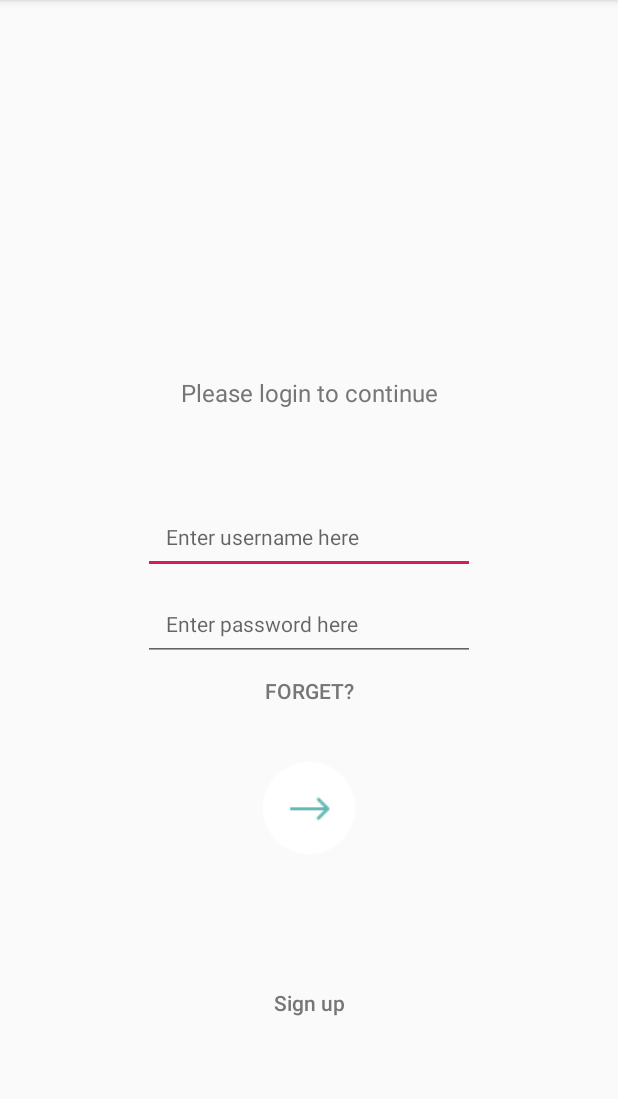
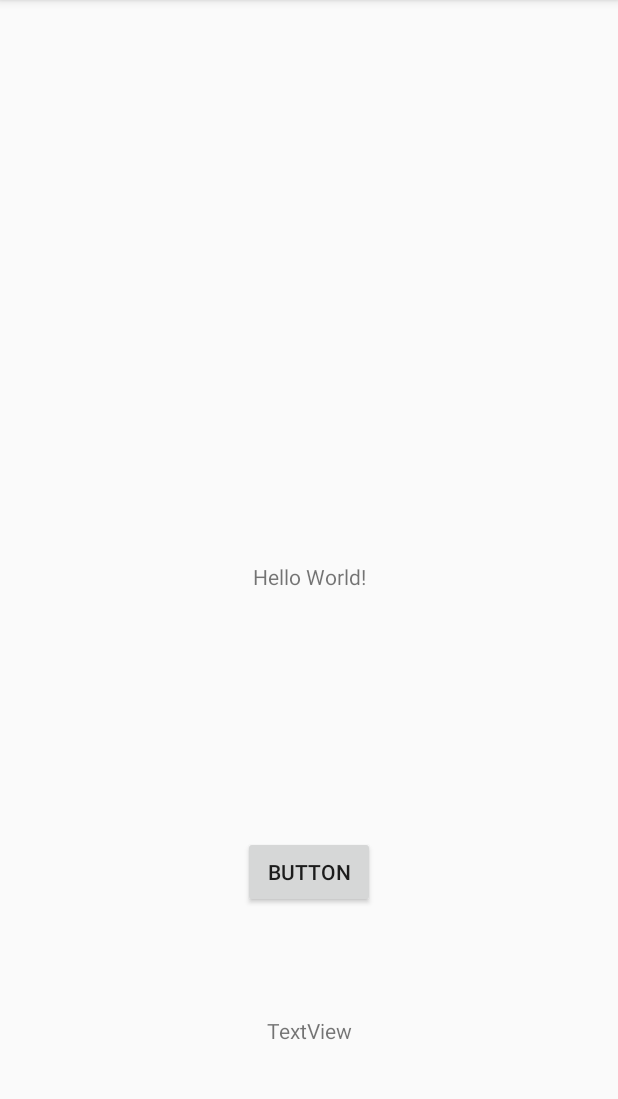
Before and after one commit to Edmund-Lui98/ASAPAssistance, an Android app: the screen it shows after launch (LoginActivity before the commit, MainActivity after it), on a phone screen of 412 x 824 dp, the part 84-1183 px from its top. Run offline under Robolectric (Android 15) with nearby library versions, the phone set to English and light mode, and no system bars.

```diff
--- a/app/src/main/java/com/example/asapassistance/LoginActivity.java
+++ b/app/src/main/java/com/example/asapassistance/LoginActivity.java
@@ -4,6 +4,7 @@ import androidx.annotation.NonNull;
 import androidx.appcompat.app.AppCompatActivity;
 
 import android.content.Intent;
+import android.os.AsyncTask;
 import android.os.Bundle;
 import android.view.View;
 import android.widget.EditText;
@@ -15,7 +16,7 @@ import com.google.android.gms.tasks.Task;
 import com.google.firebase.auth.AuthResult;
 import com.google.firebase.auth.FirebaseAuth;
 
-public class LoginActivity extends AppCompatActivity {
+public class LoginActivity extends AppCompatActivity{
 
     ImageButton btnLogin;
     EditText username;
--- a/app/src/main/java/com/example/asapassistance/MainActivity.java
+++ b/app/src/main/java/com/example/asapassistance/MainActivity.java
@@ -3,13 +3,124 @@ package com.example.asapassistance;
 import androidx.appcompat.app.AppCompatActivity;
 
 
+import android.os.AsyncTask;
 import android.os.Bundle;
+import android.util.Log;
+import android.view.View;
+import android.widget.TextView;
 
-public class MainActivity extends AppCompatActivity {
+import java.io.IOException;
+import java.io.InputStream;
+import java.net.HttpURLConnection;
+import java.net.MalformedURLException;
+import java.net.ProtocolException;
+import java.net.URL;
+import java.nio.charset.StandardCharsets;
+import java.util.Base64;
+import java.util.Scanner;
+
+import static java.nio.charset.StandardCharsets.UTF_8;
+
+public class MainActivity extends AppCompatActivity{
+    static String URLstring = "https://api.zang.io/v2/Accounts/AC777c3e32b672b6782bfe4d798a4e6800/SMS/Messages.json";
+
+    TextView result;
 
     @Override
     protected void onCreate(Bundle savedInstanceState) {
         super.onCreate(savedInstanceState);
         setContentView(R.layout.activity_main);
+
+        result = findViewById(R.id.result);
+
+        new AsyncClassHelper().execute();
     }
+    /*
+    public void onCLicksendSMS(View view) throws IOException {
+        Log.i("ASAPAssistance", "Button pressed");
+
+
+        String x = sendSMS(url, connection);
+
+        //result.setText(x);
+
+    }
+
+    public static String sendSMS(URL url, HttpURLConnection connection) throws IOException {
+        String ret;
+
+        Log.i("ASAPAssistance", "Send sms function");
+
+        try {
+            InputStream in = connection.getInputStream();
+            Log.i("ASAPAssistance", "after input stream");
+
+            Scanner scanner = new Scanner(in);
+            scanner.useDelimiter("\\A");
+
+            boolean hasInput = scanner.hasNext();
+            if (hasInput) {
+                ret =  scanner.next();
+            } else {
+                ret =  null;
+            }
+            return ret;
+        } catch (Exception e) {
+            .setText(e.toString());
+        } finally {
+            connection.disconnect();
+        }
+        ret =  "hello";
+        return ret;
+    }
+
+     */
+
+    private class AsyncClassHelper extends AsyncTask<Void, Void, String> {
+
+        @Override
+        protected String doInBackground(Void... voids) {
+            String x = "AC777c3e32b672b6782bfe4d798a4e6800" + ":" + "5fce2bddc8744fac940b51d893c7a385";
+            try {
+                URL url = new URL(URLstring);
+                HttpURLConnection connection = (HttpURLConnection) url.openConnection();
+                connection.setRequestMethod("GET");
+                connection.addRequestProperty("Accept", "application/json");
+                connection.addRequestProperty("Content-Type", "application/json");
+                String encoded = Base64.getEncoder().encodeToString((x).getBytes());  //Java 8
+                connection.setRequestProperty("Authorization", "Basic " + encoded);
+                String ret;
+
+                Log.i("ASAPAssistance", "Send sms function");
+
+                try {
+                    InputStream in = connection.getInputStream();
+                    Log.i("ASAPAssistance", "after input stream");
+
+                    Scanner scanner = new Scanner(in);
+                    scanner.useDelimiter("\\A");
+
+                    boolean hasInput = scanner.hasNext();
+                    if (hasInput) {
+                        ret =  scanner.next();
+                    } else {
+                        ret = null;
+                    }
+                    return ret;
+                } catch (Exception e) {
+                    e.printStackTrace();
+                } finally {
+                    connection.disconnect();
+                }
+            } catch (MalformedURLException e) {
+                e.printStackTrace();
+            } catch (ProtocolException e) {
+                e.printStackTrace();
+            } catch (IOException e) {
+                e.printStackTrace();
+            }
+
+            return null;
+        }
+    }   onPost
 }
--- a/app/src/main/res/layout/activity_login.xml
+++ b/app/src/main/res/layout/activity_login.xml
@@ -74,6 +74,7 @@
         android:layout_width="wrap_content"
         android:layout_height="wrap_content"
         android:background="@android:color/transparent"
+        android:onClick="onClickLogin"
         app:layout_constraintBottom_toBottomOf="parent"
         app:layout_constraintEnd_toEndOf="parent"
         app:layout_constraintStart_toStartOf="parent"
--- a/app/src/main/res/layout/activity_main.xml
+++ b/app/src/main/res/layout/activity_main.xml
@@ -20,10 +20,21 @@
         android:id="@+id/button"
         android:layout_width="wrap_content"
         android:layout_height="wrap_content"
+        android:onClick="onCLicksendSMS"
         android:text="Button"
         app:layout_constraintBottom_toBottomOf="parent"
         app:layout_constraintEnd_toEndOf="parent"
         app:layout_constraintStart_toStartOf="parent"
         app:layout_constraintTop_toBottomOf="@+id/textView" />
 
+    <TextView
+        android:id="@+id/result"
+        android:layout_width="wrap_content"
+        android:layout_height="wrap_content"
+        android:text="TextView"
+        app:layout_constraintBottom_toBottomOf="parent"
+        app:layout_constraintEnd_toEndOf="parent"
+        app:layout_constraintStart_toStartOf="parent"
+        app:layout_constraintTop_toBottomOf="@+id/button" />
+
 </androidx.constraintlayout.widget.ConstraintLayout>
--- a/build.gradle
+++ b/build.gradle
@@ -20,7 +20,6 @@ allprojects {
     repositories {
         google()
         jcenter()
-
     }
 }
 
```
Also changed, not shown: app/build.gradle (+6 -2 lines), app/src/main/AndroidManifest.xml (+4 -3 lines), app/src/main/java/com/example/asapassistance/AsyncClassHelper.java (added, +26 -0 lines).
